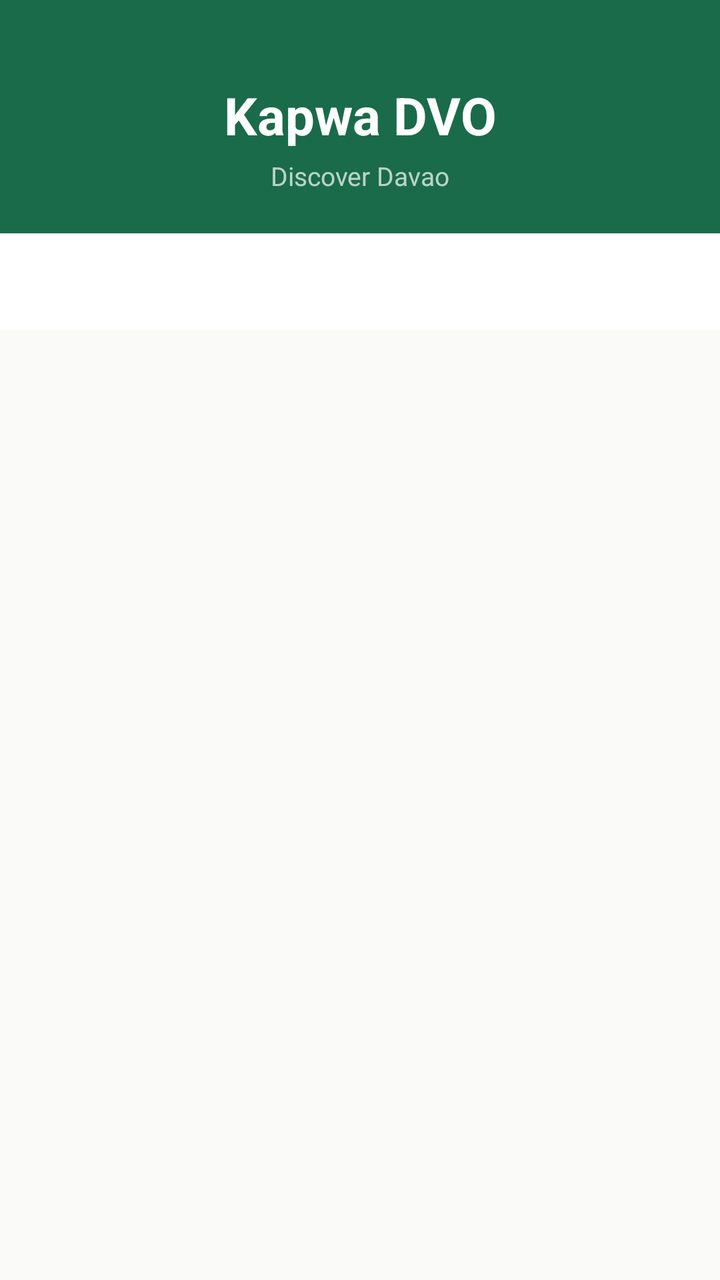
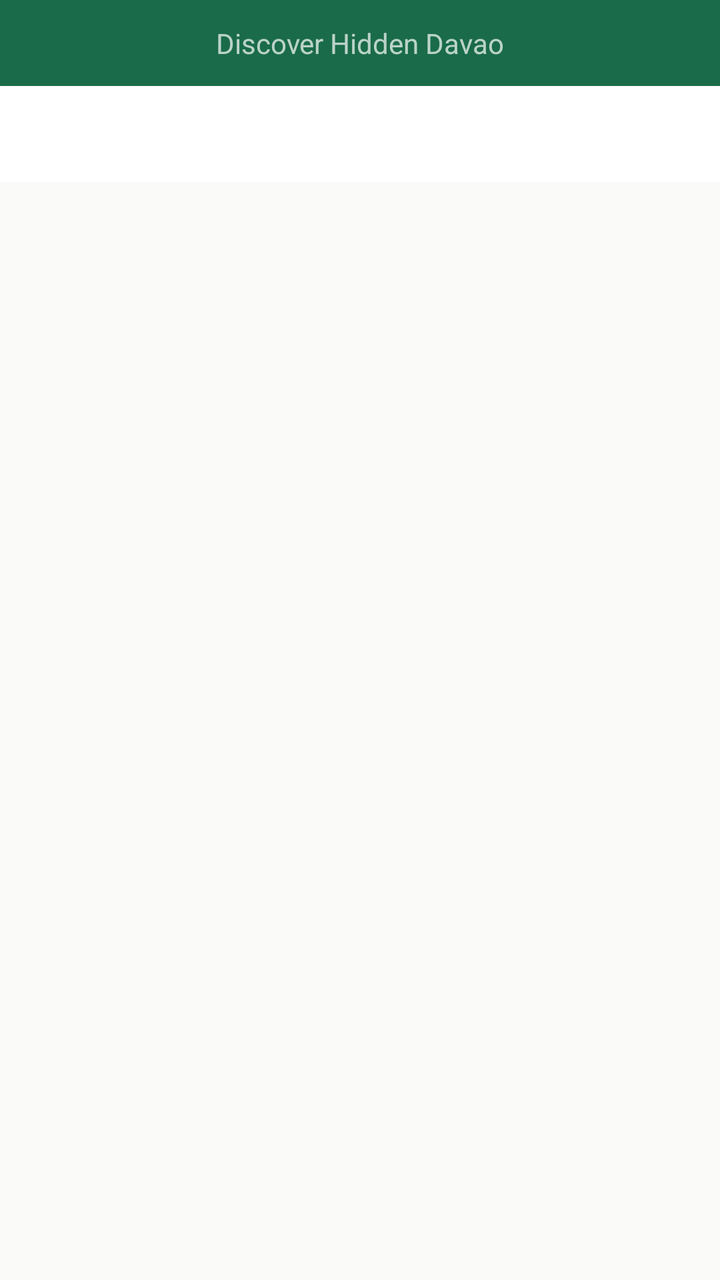

Compare the two renders of this Android layout. The source of the first and the diff that turns it into the second are given below.
<!-- AndroidManifest.xml: application theme Theme.KapwaDVO -->
<!-- res/layout/activity_auth.xml -->
<?xml version="1.0" encoding="utf-8"?>
<androidx.constraintlayout.widget.ConstraintLayout xmlns:android="http://schemas.android.com/apk/res/android"
    xmlns:app="http://schemas.android.com/apk/res-auto"
    android:layout_width="match_parent"
    android:layout_height="match_parent"
    android:background="@color/background">

    <androidx.constraintlayout.widget.ConstraintLayout
        android:id="@+id/headerLayout"
        android:layout_width="0dp"
        android:layout_height="wrap_content"
        android:paddingTop="40dp"
        android:paddingBottom="20dp"
        android:background="@color/primary"
        app:layout_constraintTop_toTopOf="parent"
        app:layout_constraintStart_toStartOf="parent"
        app:layout_constraintEnd_toEndOf="parent">

        <TextView
            android:id="@+id/tvAppName"
            android:layout_width="wrap_content"
            android:layout_height="wrap_content"
            android:text="@string/app_name"
            android:textColor="@color/white"
            android:textSize="26sp"
            android:textStyle="bold"
            app:layout_constraintTop_toTopOf="parent"
            app:layout_constraintStart_toStartOf="parent"
            app:layout_constraintEnd_toEndOf="parent"
            app:layout_constraintBottom_toTopOf="@id/tvTagline"
            app:layout_constraintVertical_chainStyle="packed" />

        <TextView
            android:id="@+id/tvTagline"
            android:layout_width="wrap_content"
            android:layout_height="wrap_content"
            android:text="@string/tagline"
            android:textColor="#B3FFFFFF"
            android:textSize="13sp"
            android:layout_marginTop="4dp"
            app:layout_constraintTop_toBottomOf="@id/tvAppName"
            app:layout_constraintStart_toStartOf="parent"
            app:layout_constraintEnd_toEndOf="parent"
            app:layout_constraintBottom_toBottomOf="parent" />
    </androidx.constraintlayout.widget.ConstraintLayout>

    <com.google.android.material.tabs.TabLayout
        android:id="@+id/tabLayout"
        android:layout_width="0dp"
        android:layout_height="wrap_content"
        android:background="@color/surface"
        app:layout_constraintTop_toBottomOf="@id/headerLayout"
        app:layout_constraintStart_toStartOf="parent"
        app:layout_constraintEnd_toEndOf="parent" />

    <FrameLayout
        android:id="@+id/authFragmentContainer"
        android:layout_width="0dp"
        android:layout_height="0dp"
        app:layout_constraintTop_toBottomOf="@id/tabLayout"
        app:layout_constraintBottom_toBottomOf="parent"
        app:layout_constraintStart_toStartOf="parent"
        app:layout_constraintEnd_toEndOf="parent" />

</androidx.constraintlayout.widget.ConstraintLayout>
<!-- resources referenced by this layout -->
<resources>
  <color name="background">#FAFAF8</color>
  <color name="primary">#1A6B4A</color>
  <color name="surface">#FFFFFF</color>
  <color name="white">#FFFFFF</color>
  <string name="app_name">Kapwa DVO</string>
  <string name="tagline">Discover Davao</string>
  <style name="Theme.KapwaDVO" parent="Base.Theme.KapwaDVO">
          <item name="android:windowLightStatusBar">true</item>
      </style>
  <style name="Base.Theme.KapwaDVO" parent="Theme.Material3.Light.NoActionBar">
          <item name="colorPrimary">@color/primary</item>
          <item name="colorPrimaryDark">@color/primary_dark</item>
          <item name="colorAccent">@color/accent</item>
          <item name="android:colorBackground">@color/background</item>
          <item name="colorSurface">@color/surface</item>
          <item name="colorOnPrimary">@color/white</item>
          <item name="android:statusBarColor">@color/primary</item>
          <item name="android:navigationBarColor">@color/surface</item>
      </style>
  <color name="primary_dark">#0F4530</color>
  <color name="accent">#F4A724</color>
</resources>

<!-- the commit's change to res/layout/activity_auth.xml (unified diff, before → after) -->
@@ -9,26 +9,12 @@
         android:id="@+id/headerLayout"
         android:layout_width="0dp"
         android:layout_height="wrap_content"
-        android:paddingTop="40dp"
-        android:paddingBottom="20dp"
+        android:paddingTop="12dp"
+        android:paddingBottom="12dp"
         android:background="@color/primary"
         app:layout_constraintTop_toTopOf="parent"
         app:layout_constraintStart_toStartOf="parent"
         app:layout_constraintEnd_toEndOf="parent">
-
-        <TextView
-            android:id="@+id/tvAppName"
-            android:layout_width="wrap_content"
-            android:layout_height="wrap_content"
-            android:text="@string/app_name"
-            android:textColor="@color/white"
-            android:textSize="26sp"
-            android:textStyle="bold"
-            app:layout_constraintTop_toTopOf="parent"
-            app:layout_constraintStart_toStartOf="parent"
-            app:layout_constraintEnd_toEndOf="parent"
-            app:layout_constraintBottom_toTopOf="@id/tvTagline"
-            app:layout_constraintVertical_chainStyle="packed" />
 
         <TextView
             android:id="@+id/tvTagline"
@@ -36,9 +22,8 @@
             android:layout_height="wrap_content"
             android:text="@string/tagline"
             android:textColor="#B3FFFFFF"
-            android:textSize="13sp"
-            android:layout_marginTop="4dp"
-            app:layout_constraintTop_toBottomOf="@id/tvAppName"
+            android:textSize="14sp"
+            app:layout_constraintTop_toTopOf="parent"
             app:layout_constraintStart_toStartOf="parent"
             app:layout_constraintEnd_toEndOf="parent"
             app:layout_constraintBottom_toBottomOf="parent" />
<!-- resource entries referenced after the edit -->
@@ -4,8 +4,7 @@
   <color name="primary">#1A6B4A</color>
   <color name="surface">#FFFFFF</color>
   <color name="white">#FFFFFF</color>
-  <string name="app_name">Kapwa DVO</string>
-  <string name="tagline">Discover Davao</string>
+  <string name="tagline">Discover Hidden Davao</string>
   <style name="Theme.KapwaDVO" parent="Base.Theme.KapwaDVO">
           <item name="android:windowLightStatusBar">true</item>
       </style>
